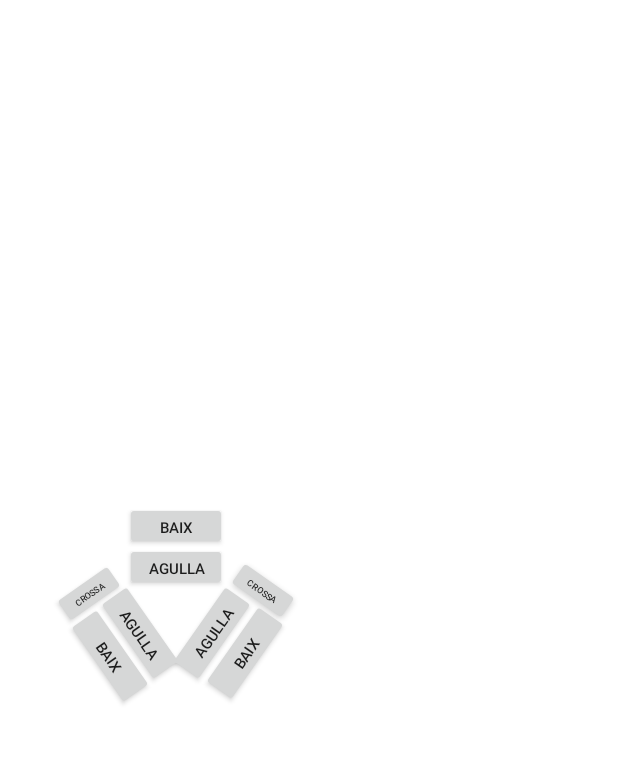
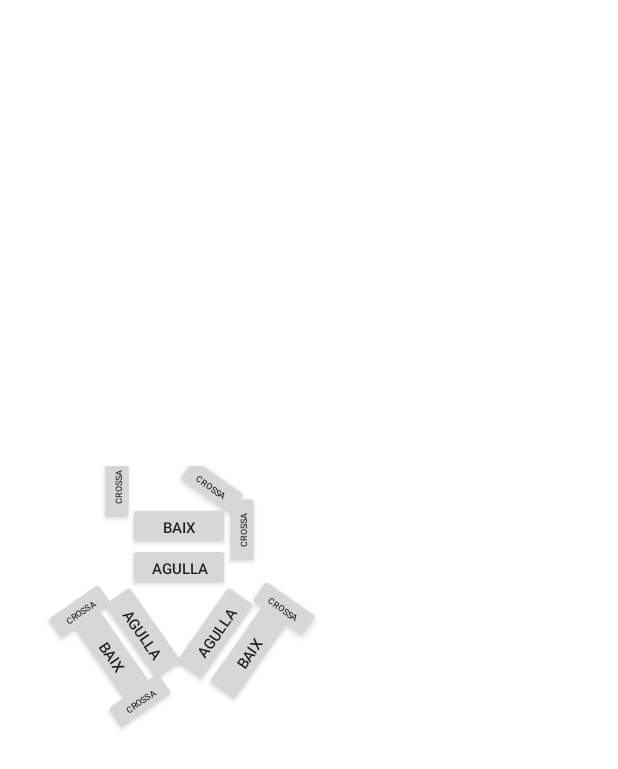
Before and after one commit to rubenniki/Castepinyes, an Android app: the layout fragment_fragment_pinyes_tresdecinc.xml on its own in the app's theme, with its tools: preview values and no code run, on a phone screen of 412 x 824 dp. Shown: the top 769 px of the screen. Run offline under Robolectric (Android 15) with nearby library versions, the phone set to English and light mode, and no system bars.

Commit message:
avances en fotos de colla

```diff
--- a/app/build.gradle
+++ b/app/build.gradle
@@ -33,16 +33,17 @@ dependencies {
     implementation 'com.android.support:appcompat-v7:26.1.0'
     implementation 'com.android.support:design:26.1.0'
     implementation 'com.android.support:support-v4:26.1.0'
-    implementation 'com.google.firebase:firebase-auth:12.0.1'
-    implementation 'com.google.firebase:firebase-database:12.0.1'
-    implementation 'com.google.firebase:firebase-storage:12.0.1'
-    implementation 'com.google.firebase:firebase-core:12.0.1'
+    implementation 'com.google.firebase:firebase-auth:15.0.0'
+    implementation 'com.google.firebase:firebase-database:15.0.0'
+    implementation 'com.google.firebase:firebase-storage:15.0.0'
+    implementation 'com.google.firebase:firebase-core:15.0.0'
     implementation 'com.android.support:recyclerview-v7:26.1.0'
-    implementation 'com.google.firebase:firebase-perf:12.0.1'
-    implementation 'com.google.firebase:firebase-ads:12.0.1'
-    implementation 'com.google.android.gms:play-services-ads:12.0.1'
-    implementation 'com.google.firebase:firebase-messaging:12.0.1'
+    implementation 'com.google.firebase:firebase-perf:15.0.0'
+    implementation 'com.google.firebase:firebase-ads:15.0.0'
+    implementation 'com.google.android.gms:play-services-ads:15.0.0'
+    implementation 'com.google.firebase:firebase-messaging:15.0.0'
     implementation 'com.squareup.picasso:picasso:2.71828'
+    implementation 'com.google.firebase:firebase-storage:15.0.0'
     testImplementation 'junit:junit:4.12'
     androidTestImplementation 'com.android.support.test:runner:1.0.1'
     androidTestImplementation 'com.android.support.test.espresso:espresso-core:3.0.1'
--- a/app/src/main/java/com/ruben/castepinyes/Fotos_Colla.java
+++ b/app/src/main/java/com/ruben/castepinyes/Fotos_Colla.java
@@ -16,7 +16,6 @@ import com.google.firebase.storage.StorageReference;
  * A simple {@link Fragment} subclass.
  */
 public class Fotos_Colla extends Fragment {
-
 
     public Fotos_Colla() {
         // Required empty public constructor
--- a/app/src/main/res/layout/fragment_fragment_pinyes_tresdecinc.xml
+++ b/app/src/main/res/layout/fragment_fragment_pinyes_tresdecinc.xml
@@ -18,7 +18,7 @@
         android:layout_marginTop="8dp"
         app:layout_constraintBottom_toBottomOf="parent"
         app:layout_constraintEnd_toStartOf="@+id/listview"
-        app:layout_constraintHorizontal_bias="0.585"
+        app:layout_constraintHorizontal_bias="0.571"
         app:layout_constraintStart_toStartOf="parent"
         app:layout_constraintTop_toTopOf="parent">
 
@@ -102,8 +102,8 @@
             android:id="@+id/Crosa_dreta_arriba"
             android:layout_width="48dp"
             android:layout_height="27dp"
-            android:layout_marginBottom="44dp"
-            android:layout_marginStart="244dp"
+            android:layout_marginBottom="32dp"
+            android:layout_marginStart="256dp"
             android:rotation="35"
             android:text="@string/crossa"
             android:textAlignment="center"
@@ -115,13 +115,68 @@
             android:id="@+id/Crosa_izquierda_arriba"
             android:layout_width="48dp"
             android:layout_height="27dp"
-            android:layout_marginBottom="44dp"
-            android:layout_marginStart="128dp"
+            android:layout_marginBottom="32dp"
+            android:layout_marginStart="120dp"
             android:rotation="-35"
             android:text="@string/crossa"
             android:textAlignment="center"
             android:textSize="6dp"
             app:layout_constraintBottom_toBottomOf="@+id/Baix_izquierda"
+            app:layout_constraintStart_toStartOf="parent" />
+
+        <Button
+            android:id="@+id/Crosa_izquierda_abajo"
+            android:layout_width="48dp"
+            android:layout_height="27dp"
+            android:layout_marginStart="160dp"
+            android:rotation="-35"
+            android:text="@string/crossa"
+            android:textAlignment="center"
+            android:textSize="6dp"
+            app:layout_constraintStart_toStartOf="parent"
+            app:layout_constraintTop_toBottomOf="@+id/Baix_izquierda" />
+
+        <Button
+            android:id="@+id/Crosa_dreta_abajo"
+            android:layout_width="48dp"
+            android:layout_height="27dp"
+            android:layout_marginEnd="8dp"
+            android:layout_marginStart="208dp"
+            android:rotation="35"
+            android:text="@string/crossa"
+            android:textAlignment="center"
+            android:textSize="6dp"
+            app:layout_constraintEnd_toEndOf="@+id/Baix_derecha"
+            app:layout_constraintHorizontal_bias="0.0"
+            app:layout_constraintStart_toStartOf="parent"
+            tools:layout_editor_absoluteY="140dp" />
+
+        <Button
+        android:id="@+id/Crosa_arriba_izquierda"
+        android:layout_width="48dp"
+        android:layout_height="27dp"
+        android:layout_marginEnd="8dp"
+        android:layout_marginStart="128dp"
+        android:rotation="-90"
+        android:text="@string/crossa"
+        android:textAlignment="center"
+        android:textSize="6dp"
+        app:layout_constraintEnd_toEndOf="@+id/Baix_arriba"
+        app:layout_constraintHorizontal_bias="0.283"
+        app:layout_constraintStart_toStartOf="parent"
+        tools:layout_editor_absoluteY="29dp" />
+
+        <Button
+            android:id="@+id/Crosa_arriba_derecha"
+            android:layout_width="48dp"
+            android:layout_height="27dp"
+            android:layout_marginBottom="27dp"
+            android:layout_marginStart="228dp"
+            android:rotation="-90"
+            android:text="@string/crossa"
+            android:textAlignment="center"
+            android:textSize="6dp"
+            app:layout_constraintBottom_toBottomOf="@+id/Agulla_arriba"
             app:layout_constraintStart_toStartOf="parent" />
 
     </android.support.constraint.ConstraintLayout>
```
